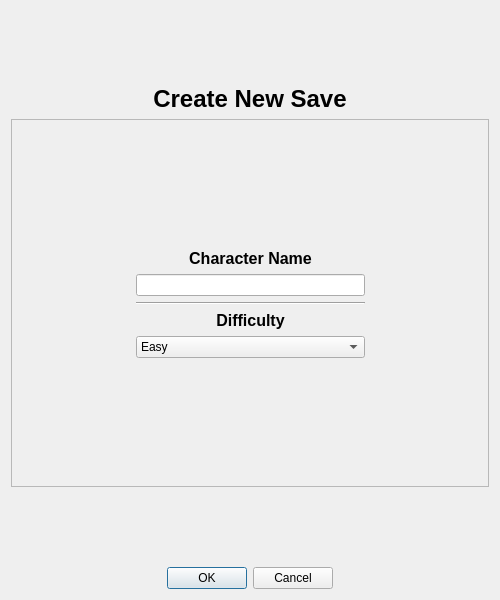
Old version of the form PySource/Widgets/new_save_dialog.ui in the repository CorruptedBrainn/The-VALUE.
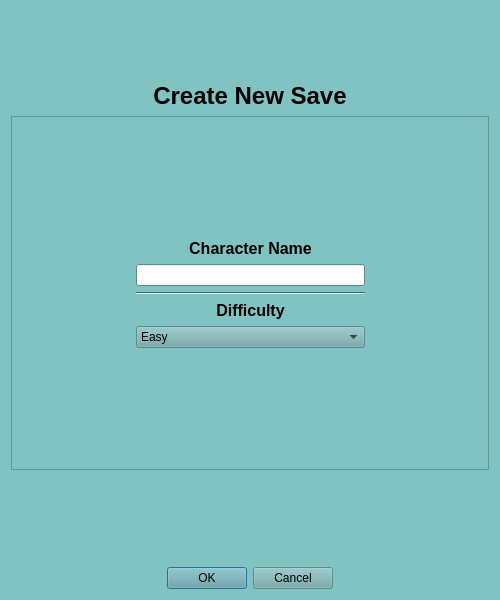
New version of the form.

What changed in the file:
```diff
--- a/PySource/Widgets/new_save_dialog.ui
+++ b/PySource/Widgets/new_save_dialog.ui
@@ -10,10 +10,479 @@
     <height>600</height>
    </rect>
   </property>
+  <property name="palette">
+   <palette>
+    <active>
+     <colorrole role="WindowText">
+      <brush brushstyle="SolidPattern">
+       <color alpha="255">
+        <red>0</red>
+        <green>0</green>
+        <blue>0</blue>
+       </color>
+      </brush>
+     </colorrole>
+     <colorrole role="Button">
+      <brush brushstyle="SolidPattern">
+       <color alpha="255">
+        <red>111</red>
+        <green>166</green>
+        <blue>166</blue>
+       </color>
+      </brush>
+     </colorrole>
+     <colorrole role="Light">
+      <brush brushstyle="SolidPattern">
+       <color alpha="255">
+        <red>206</red>
+        <green>255</green>
+        <blue>255</blue>
+       </color>
+      </brush>
+     </colorrole>
+     <colorrole role="Midlight">
+      <brush brushstyle="SolidPattern">
+       <color alpha="255">
+        <red>167</red>
+        <green>224</green>
+        <blue>224</blue>
+       </color>
+      </brush>
+     </colorrole>
+     <colorrole role="Dark">
+      <brush brushstyle="SolidPattern">
+       <color alpha="255">
+        <red>64</red>
+        <green>97</green>
+        <blue>97</blue>
+       </color>
+      </brush>
+     </colorrole>
+     <colorrole role="Mid">
+      <brush brushstyle="SolidPattern">
+       <color alpha="255">
+        <red>86</red>
+        <green>129</green>
+        <blue>129</blue>
+       </color>
+      </brush>
+     </colorrole>
+     <colorrole role="Text">
+      <brush brushstyle="SolidPattern">
+       <color alpha="255">
+        <red>0</red>
+        <green>0</green>
+        <blue>0</blue>
+       </color>
+      </brush>
+     </colorrole>
+     <colorrole role="BrightText">
+      <brush brushstyle="SolidPattern">
+       <color alpha="255">
+        <red>255</red>
+        <green>255</green>
+        <blue>255</blue>
+       </color>
+      </brush>
+     </colorrole>
+     <colorrole role="ButtonText">
+      <brush brushstyle="SolidPattern">
+       <color alpha="255">
+        <red>0</red>
+        <green>0</green>
+        <blue>0</blue>
+       </color>
+      </brush>
+     </colorrole>
+     <colorrole role="Base">
+      <brush brushstyle="SolidPattern">
+       <color alpha="255">
+        <red>255</red>
+        <green>255</green>
+        <blue>255</blue>
+       </color>
+      </brush>
+     </colorrole>
+     <colorrole role="Window">
+      <brush brushstyle="SolidPattern">
+       <color alpha="255">
+        <red>129</red>
+        <green>194</green>
+        <blue>194</blue>
+       </color>
+      </brush>
+     </colorrole>
+     <colorrole role="Shadow">
+      <brush brushstyle="SolidPattern">
+       <color alpha="255">
+        <red>0</red>
+        <green>0</green>
+        <blue>0</blue>
+       </color>
+      </brush>
+     </colorrole>
+     <colorrole role="AlternateBase">
+      <brush brushstyle="SolidPattern">
+       <color alpha="255">
+        <red>192</red>
+        <green>224</green>
+        <blue>224</blue>
+       </color>
+      </brush>
+     </colorrole>
+     <colorrole role="ToolTipBase">
+      <brush brushstyle="SolidPattern">
+       <color alpha="255">
+        <red>255</red>
+        <green>255</green>
+        <blue>220</blue>
+       </color>
+      </brush>
+     </colorrole>
+     <colorrole role="ToolTipText">
+      <brush brushstyle="SolidPattern">
+       <color alpha="255">
+        <red>0</red>
+        <green>0</green>
+        <blue>0</blue>
+       </color>
+      </brush>
+     </colorrole>
+     <colorrole role="PlaceholderText">
+      <brush brushstyle="SolidPattern">
+       <color alpha="127">
+        <red>0</red>
+        <green>0</green>
+        <blue>0</blue>
+       </color>
+      </brush>
+     </colorrole>
+     <colorrole role="Accent">
+      <brush brushstyle="SolidPattern">
+       <color alpha="255">
+        <red>255</red>
+        <green>255</green>
+        <blue>255</blue>
+       </color>
+      </brush>
+     </colorrole>
+    </active>
+    <inactive>
+     <colorrole role="WindowText">
+      <brush brushstyle="SolidPattern">
+       <color alpha="255">
+        <red>0</red>
+        <green>0</green>
+        <blue>0</blue>
+       </color>
+      </brush>
+     </colorrole>
+     <colorrole role="Button">
+      <brush brushstyle="SolidPattern">
+       <color alpha="255">
+        <red>111</red>
+        <green>166</green>
+        <blue>166</blue>
+       </color>
+      </brush>
+     </colorrole>
+     <colorrole role="Light">
+      <brush brushstyle="SolidPattern">
+       <color alpha="255">
+        <red>206</red>
+        <green>255</green>
+        <blue>255</blue>
+       </color>
+      </brush>
+     </colorrole>
+     <colorrole role="Midlight">
+      <brush brushstyle="SolidPattern">
+       <color alpha="255">
+        <red>167</red>
+        <green>224</green>
+        <blue>224</blue>
+       </color>
+      </brush>
+     </colorrole>
+     <colorrole role="Dark">
+      <brush brushstyle="SolidPattern">
+       <color alpha="255">
+        <red>64</red>
+        <green>97</green>
+        <blue>97</blue>
+       </color>
+      </brush>
+     </colorrole>
+     <colorrole role="Mid">
+      <brush brushstyle="SolidPattern">
+       <color alpha="255">
+        <red>86</red>
+        <green>129</green>
+        <blue>129</blue>
+       </color>
+      </brush>
+     </colorrole>
+     <colorrole role="Text">
+      <brush brushstyle="SolidPattern">
+       <color alpha="255">
+        <red>0</red>
+        <green>0</green>
+        <blue>0</blue>
+       </color>
+      </brush>
+     </colorrole>
+     <colorrole role="BrightText">
+      <brush brushstyle="SolidPattern">
+       <color alpha="255">
+        <red>255</red>
+        <green>255</green>
+        <blue>255</blue>
+       </color>
+      </brush>
+     </colorrole>
+     <colorrole role="ButtonText">
+      <brush brushstyle="SolidPattern">
+       <color alpha="255">
+        <red>0</red>
+        <green>0</green>
+        <blue>0</blue>
+       </color>
+      </brush>
+     </colorrole>
+     <colorrole role="Base">
+      <brush brushstyle="SolidPattern">
+       <color alpha="255">
+        <red>255</red>
+        <green>255</green>
+        <blue>255</blue>
+       </color>
+      </brush>
+     </colorrole>
+     <colorrole role="Window">
+      <brush brushstyle="SolidPattern">
+       <color alpha="255">
+        <red>129</red>
+        <green>194</green>
+        <blue>194</blue>
+       </color>
+      </brush>
+     </colorrole>
+     <colorrole role="Shadow">
+      <brush brushstyle="SolidPattern">
+       <color alpha="255">
+        <red>0</red>
+        <green>0</green>
+        <blue>0</blue>
+       </color>
+      </brush>
+     </colorrole>
+     <colorrole role="AlternateBase">
+      <brush brushstyle="SolidPattern">
+       <color alpha="255">
+        <red>192</red>
+        <green>224</green>
+        <blue>224</blue>
+       </color>
+      </brush>
+     </colorrole>
+     <colorrole role="ToolTipBase">
+      <brush brushstyle="SolidPattern">
+       <color alpha="255">
+        <red>255</red>
+        <green>255</green>
+        <blue>220</blue>
+       </color>
+      </brush>
+     </colorrole>
+     <colorrole role="ToolTipText">
+      <brush brushstyle="SolidPattern">
+       <color alpha="255">
+        <red>0</red>
+        <green>0</green>
+        <blue>0</blue>
+       </color>
+      </brush>
+     </colorrole>
+     <colorrole role="PlaceholderText">
+      <brush brushstyle="SolidPattern">
+       <color alpha="127">
+        <red>0</red>
+        <green>0</green>
+        <blue>0</blue>
+       </color>
+      </brush>
+     </colorrole>
+     <colorrole role="Accent">
+      <brush brushstyle="SolidPattern">
+       <color alpha="255">
+        <red>255</red>
+        <green>255</green>
+        <blue>255</blue>
+       </color>
+      </brush>
+     </colorrole>
+    </inactive>
+    <disabled>
+     <colorrole role="WindowText">
+      <brush brushstyle="SolidPattern">
+       <color alpha="255">
+        <red>64</red>
+        <green>97</green>
+        <blue>97</blue>
+       </color>
+      </brush>
+     </colorrole>
+     <colorrole role="Button">
+      <brush brushstyle="SolidPattern">
+       <color alpha="255">
+        <red>111</red>
+        <green>166</green>
+        <blue>166</blue>
+       </color>
+      </brush>
+     </colorrole>
+     <colorrole role="Light">
+      <brush brushstyle="SolidPattern">
+       <color alpha="255">
+        <red>206</red>
+        <green>255</green>
+        <blue>255</blue>
+       </color>
+      </brush>
+     </colorrole>
+     <colorrole role="Midlight">
+      <brush brushstyle="SolidPattern">
+       <color alpha="255">
+        <red>167</red>
+        <green>224</green>
+        <blue>224</blue>
+       </color>
+      </brush>
+     </colorrole>
+     <colorrole role="Dark">
+      <brush brushstyle="SolidPattern">
+       <color alpha="255">
+        <red>64</red>
+        <green>97</green>
+        <blue>97</blue>
+       </color>
+      </brush>
+     </colorrole>
+     <colorrole role="Mid">
+      <brush brushstyle="SolidPattern">
+       <color alpha="255">
+        <red>86</red>
+        <green>129</green>
+        <blue>129</blue>
+       </color>
+      </brush>
+     </colorrole>
+     <colorrole role="Text">
+      <brush brushstyle="SolidPattern">
+       <color alpha="255">
+        <red>64</red>
+        <green>97</green>
+        <blue>97</blue>
+       </color>
+      </brush>
+     </colorrole>
+     <colorrole role="BrightText">
+      <brush brushstyle="SolidPattern">
+       <color alpha="255">
+        <red>255</red>
+        <green>255</green>
+        <blue>255</blue>
+       </color>
+      </brush>
+     </colorrole>
+     <colorrole role="ButtonText">
+      <brush brushstyle="SolidPattern">
+       <color alpha="255">
+        <red>64</red>
+        <green>97</green>
+        <blue>97</blue>
+       </color>
+      </brush>
+     </colorrole>
+     <colorrole role="Base">
+      <brush brushstyle="SolidPattern">
+       <color alpha="255">
+        <red>129</red>
+        <green>194</green>
+        <blue>194</blue>
+       </color>
+      </brush>
+     </colorrole>
+     <colorrole role="Window">
+      <brush brushstyle="SolidPattern">
+       <color alpha="255">
+        <red>129</red>
+        <green>194</green>
+        <blue>194</blue>
+       </color>
+      </brush>
+     </colorrole>
+     <colorrole role="Shadow">
+      <brush brushstyle="SolidPattern">
+       <color alpha="255">
+        <red>0</red>
+        <green>0</green>
+        <blue>0</blue>
+       </color>
+      </brush>
+     </colorrole>
+     <colorrole role="AlternateBase">
+      <brush brushstyle="SolidPattern">
+       <color alpha="255">
+        <red>129</red>
+        <green>194</green>
+        <blue>194</blue>
+       </color>
+      </brush>
+     </colorrole>
+     <colorrole role="ToolTipBase">
+      <brush brushstyle="SolidPattern">
+       <color alpha="255">
+        <red>255</red>
+        <green>255</green>
+        <blue>220</blue>
+       </color>
+      </brush>
+     </colorrole>
+     <colorrole role="ToolTipText">
+      <brush brushstyle="SolidPattern">
+       <color alpha="255">
+        <red>0</red>
+        <green>0</green>
+        <blue>0</blue>
+       </color>
+      </brush>
+     </colorrole>
+     <colorrole role="PlaceholderText">
+      <brush brushstyle="SolidPattern">
+       <color alpha="127">
+        <red>64</red>
+        <green>97</green>
+        <blue>97</blue>
+       </color>
+      </brush>
+     </colorrole>
+     <colorrole role="Accent">
+      <brush brushstyle="SolidPattern">
+       <color alpha="255">
+        <red>168</red>
+        <green>252</green>
+        <blue>252</blue>
+       </color>
+      </brush>
+     </colorrole>
+    </disabled>
+   </palette>
+  </property>
   <property name="windowTitle">
    <string>Dialog</string>
   </property>
-  <layout class="QVBoxLayout" name="verticalLayout" stretch="1,0,5,1,0">
+  <layout class="QVBoxLayout" name="verticalLayout" stretch="1,0,5,1,0,0">
    <item>
     <spacer name="verticalSpacer_2">
      <property name="orientation">
@@ -190,6 +659,21 @@
      </property>
     </spacer>
    </item>
+   <item>
+    <widget class="QLabel" name="err">
+     <property name="font">
+      <font>
+       <underline>true</underline>
+      </font>
+     </property>
+     <property name="text">
+      <string/>
+     </property>
+     <property name="alignment">
+      <set>Qt::AlignmentFlag::AlignCenter</set>
+     </property>
+    </widget>
+   </item>
    <item>
     <widget class="QDialogButtonBox" name="buttonBox">
      <property name="standardButtons">
```
Left out of the diff: 35 changed lines with no effect on the pictures.
